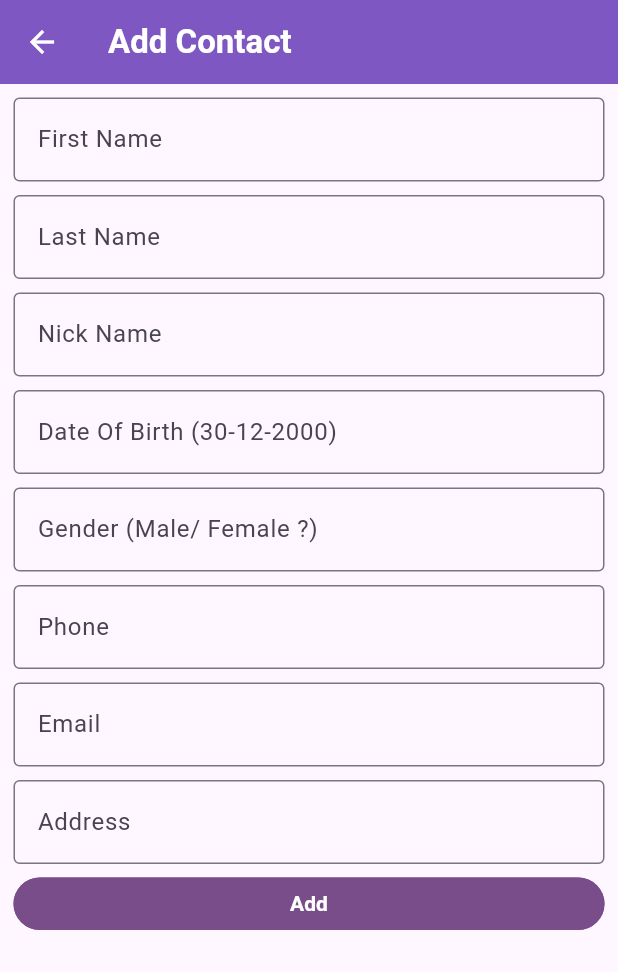
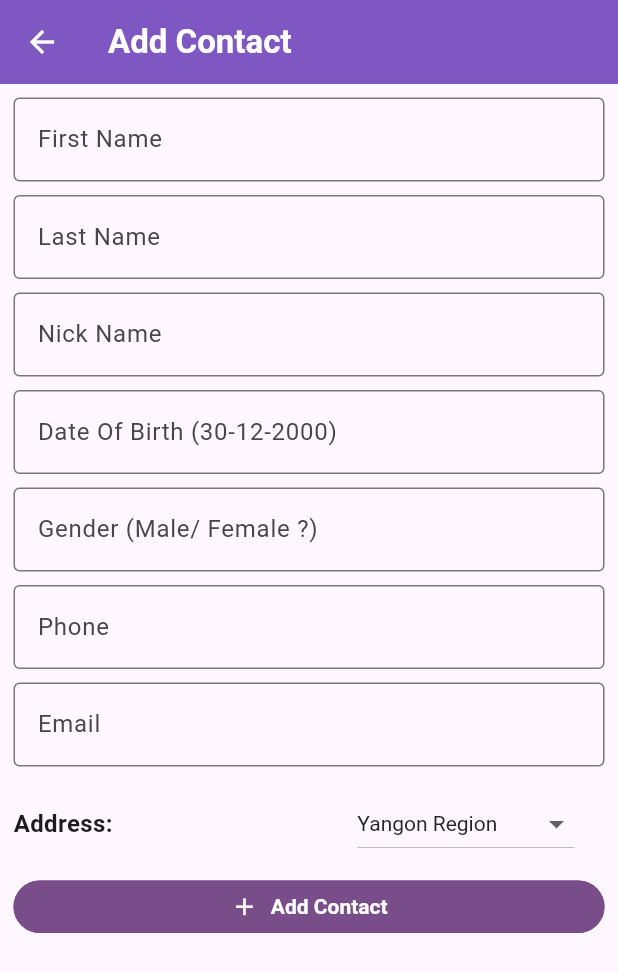
Before and after one commit to mr-xcode/simple_contact_with_crud_backend_using_bloc_state_management_by_mrxcode, a Flutter app: the AddScreen screen opened directly, on a phone screen of 412 x 824 dp. Shown: the top 972 px of the screen. Run offline on Flutter 3.47's test engine with Material 3 defaults, Android fonts, the phone set to English and light mode, and no system bars; drawn by our look-alikes of getwidget; our stand-ins replace bloc, dio, equatable, flutter_bloc, flutter_slidable, get_it and 1 more; generated files the repository leaves out were written again; network calls fail.

Commit message:
address field update with selector

```diff
--- a/lib/screens/add_screen.dart
+++ b/lib/screens/add_screen.dart
@@ -95,6 +95,25 @@ class _ContactFormState extends State<ContactForm> {
       _phone,
       _email,
       _address;
+
+  List<String> items = [
+    'Ayeyarwady Region',
+    'Bago Region',
+    'Chin State',
+    'Kachin State',
+    'Kayin State',
+    'Kayah State',
+    'Magway Region',
+    'Mandalay Region',
+    'Mon State',
+    'Rakhine State',
+    'Sagaing Region',
+    'Shan State',
+    'Tanintharyi Region',
+    'Yangon Region',
+  ];
+  String selectedItem = 'Yangon Region';
+  String? dropdown;
 
   @override
   Widget build(BuildContext context) {
@@ -244,20 +263,35 @@ class _ContactFormState extends State<ContactForm> {
           ),
 
           // Address
-          TextFormField(
-            decoration: const InputDecoration(
-              border: OutlineInputBorder(),
-              hintText: 'Address',
-            ),
-            validator: (value) {
-              if (value!.isEmpty) {
-                return 'Please enter Address';
-              }
-              return null;
-            },
-            onSaved: (value) {
-              _address = value ?? '';
-            },
+          Row(
+            mainAxisAlignment: MainAxisAlignment.spaceBetween,
+            children: [
+              Text(
+                "Address: ",
+                style: TextStyle(fontSize: 16, fontWeight: FontWeight.w600),
+              ),
+              DropdownButton<String>(
+                padding: EdgeInsets.symmetric(horizontal: 20, vertical: 5),
+                borderRadius: BorderRadius.circular(10),
+                hint: Text("Address: "),
+                style: TextStyle(
+                  color: GFColors.DARK,
+                ),
+                value: selectedItem,
+                onChanged: (newValue) {
+                  setState(() {
+                    selectedItem = newValue ?? '';
+                  });
+                  _address = selectedItem.toString();
+                },
+                items: items.map<DropdownMenuItem<String>>((String value) {
+                  return DropdownMenuItem<String>(
+                    value: value,
+                    child: Text(value),
+                  );
+                }).toList(),
+              ),
+            ],
           ),
           const SizedBox(
             height: 9,
@@ -268,6 +302,11 @@ class _ContactFormState extends State<ContactForm> {
             color: GFColors.ALT,
             textColor: Colors.white,
             shape: GFButtonShape.pills,
+            icon: Icon(
+              Icons.add,
+              size: 19,
+              color: Colors.white,
+            ),
             textStyle: const TextStyle(fontWeight: FontWeight.w600),
             onPressed: () {
               if (formKey.currentState!.validate()) {
@@ -286,7 +325,7 @@ class _ContactFormState extends State<ContactForm> {
                 BlocProvider.of<PostContactCubit>(context).addContact(contact);
               }
             },
-            child: const Text('Add'),
+            child: const Text('Add Contact'),
           ),
         ],
       ),
```
Also changed, not shown: 1 other file.
